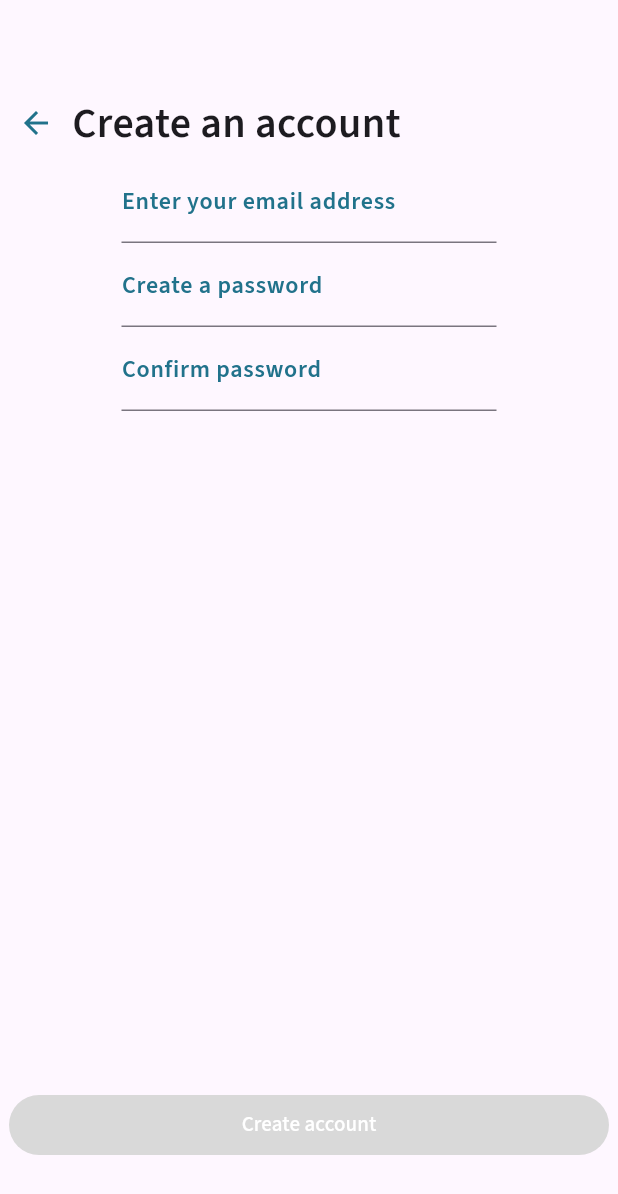
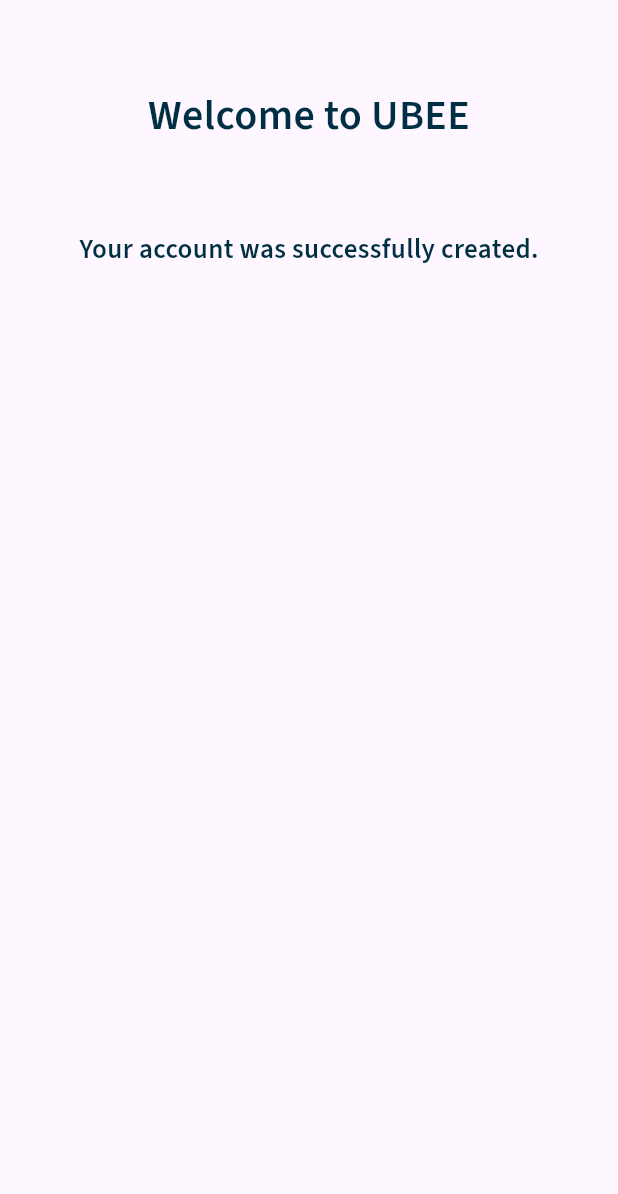
Before and after one commit to Boubakar3mc/ubee_mini, a Flutter app: the screen it shows after launch, on a phone screen of 412 x 824 dp. Shown: the top 1194 px of the screen. Run offline on Flutter 3.47's test engine with Material 3 defaults, Android fonts, the phone set to English and light mode, and no system bars; our stand-ins replace bloc, email_validator, equatable, firebase_auth, firebase_core, flutter_bloc and 1 more; accounts and stored records are empty; generated files the repository leaves out were written again.

Commit message:
Correction of bad code, Creation of welcome page, Navigation

```diff
--- a/lib/core/utils/constants.dart
+++ b/lib/core/utils/constants.dart
@@ -5,5 +5,6 @@
 const textfieldCheckTime = 600;
 
 const Color themeBlueColor = Color.fromARGB(255, 33, 114, 139);
+const Color themeDarkColor = Color.fromARGB(255, 0, 47, 67);
 const Color themeLightColor = Colors.white;
 const Color themeDisabledButtonColor = Color.fromARGB(255, 217, 217, 217);
--- a/lib/features/authentication/presentation/pages/create_account_view.dart
+++ b/lib/features/authentication/presentation/pages/create_account_view.dart
@@ -2,9 +2,10 @@
 import 'package:flutter_bloc/flutter_bloc.dart';
 import 'package:ubee_mini/core/utils/constants.dart';
 import 'package:ubee_mini/features/authentication/presentation/bloc/authentication_bloc.dart';
-import 'package:ubee_mini/features/authentication/presentation/widget/errorMessage.dart';
-import 'package:ubee_mini/features/authentication/presentation/widget/inputTextField.dart';
+import 'package:ubee_mini/features/authentication/presentation/widget/red_error_message.dart';
+import 'package:ubee_mini/features/authentication/presentation/widget/input_text_field.dart';
 import 'package:ubee_mini/injection_container.dart' as injection;
+import 'package:ubee_mini/core/route/route.dart' as route;
 import 'dart:async';
 
 class CreateAccountView extends StatefulWidget {
@@ -30,8 +31,13 @@
   Widget build(BuildContext context) {
     return BlocProvider(
       create: (context) => injection.sl<AuthenticationBloc>(),
-      child:
-          Scaffold(body: BlocBuilder<AuthenticationBloc, AuthenticationState>(
+      child: Scaffold(
+          body: BlocConsumer<AuthenticationBloc, AuthenticationState>(
+        listener: (context, state) {
+          if (state is AuthenticationUserSuccessfullyCreated) {
+            Navigator.pushNamed(context, route.welcomePage);
+          }
+        },
         builder: (context, state) {
           return Column(
             children: [
@@ -64,8 +70,12 @@
                       emailValidationResetTimer(context);
                     },
                   ),
-                  ErrorMessage('Invalid email adress', condition: state is AuthenticationInvalidEmail ),
-                  ErrorMessage('Email already in use', condition: state is AuthenticationEmailAlreadyInUse),
+                  if (state is AuthenticationInvalidEmail) ...{
+                    const RedErrorMessage('Invalid email adress'),
+                  },
+                  if (state is AuthenticationEmailAlreadyInUse) ...{
+                    const RedErrorMessage('Email already in use'),
+                  },
                 ],
               ),
               Column(
@@ -79,8 +89,14 @@
                     hintText: 'Password',
                     obscureText: true,
                   ),
-                  ErrorMessage("The password must have:\n At least 8 characters \n At least 1 UpperCase character\n At least 1 LowerCase character \n At least 1 number \n At least one Special Char(!@#\$&*~%)", condition: state is AuthenticationInvalidPassword),
-                  ErrorMessage('Weak password. The password must have:\n At least 8 characters \n At least 1 UpperCase character\n At least 1 LowerCase character \n At least 1 number \n At least one Special Char(!@#\$&*~%)',condition:state is AuthenticationWeakPassword),
+                  if (state is AuthenticationInvalidPassword) ...{
+                    const RedErrorMessage(
+                        "The password must have:\n At least 8 characters \n At least 1 UpperCase character\n At least 1 LowerCase character \n At least 1 number \n At least one Special Char(!@#\$&*~%)"),
+                  },
+                  if (state is AuthenticationWeakPassword) ...{
+                    const RedErrorMessage(
+                        "Weak password. The password must have:\n At least 8 characters \n At least 1 UpperCase character\n At least 1 LowerCase character \n At least 1 number \n At least one Special Char(!@#\$&*~%)"),
+                  },
                 ],
               ),
               Column(
@@ -94,7 +110,9 @@
                     },
                     obscureText: true,
                   ),
-                  ErrorMessage("Password doesn't match", condition: state is AuthenticationNotMatchingPassword)
+                  if (state is AuthenticationNotMatchingPassword) ...{
+                    const RedErrorMessage("Password doesn't match"),
+                  },
                 ],
               ),
               const Expanded(child: SizedBox()),
@@ -123,16 +141,18 @@
               const SizedBox(
                 height: 50,
               ),
-              ErrorMessage('Unattended error', condition: state is AuthenticationUnattendedError),
-              ErrorMessage('Operation not allowed', condition: state is AuthenticationOperationNotAllowed),
-              ErrorMessage('Authentication successfull', condition: state is AuthenticationUserSuccessfullyCreated),
+              if (state is AuthenticationUnattendedError) ...{
+                const RedErrorMessage('Unattended error'),
+              },
+              if (state is AuthenticationOperationNotAllowed) ...{
+                const RedErrorMessage('Operation not allowed'),
+              },
             ],
           );
         },
       )),
     );
   }
-
 
   startEmailValidationTimer(BuildContext context) {
     _emailValidationTypingTimer =
--- /dev/null
+++ b/lib/features/authentication/presentation/pages/welcom_to_ubee_view.dart
@@ -0,0 +1,37 @@
+import 'package:flutter/material.dart';
+import 'package:flutter/widgets.dart';
+import 'package:ubee_mini/core/utils/constants.dart';
+
+class WelcomeToUbeeView extends StatefulWidget{
+  const WelcomeToUbeeView({super.key});
+
+  @override
+  State<WelcomeToUbeeView> createState() => _WelcomeToUbeeViewState();
+}
+
+class _WelcomeToUbeeViewState extends State<WelcomeToUbeeView> {
+  @override
+  Widget build(BuildContext context) {
+    return const Scaffold(
+      body: SizedBox.expand(
+        child: Column(
+          crossAxisAlignment: CrossAxisAlignment.center,
+          children: [
+            SizedBox(
+              height: 57,
+            ),
+            Text('Welcome to UBEE',style: TextStyle(color: themeDarkColor,fontSize: 28,fontWeight: FontWeight.w600),),
+            SizedBox(
+              height: 57,
+            ),
+            Text('Your account was successfully created.', style: TextStyle(color:themeDarkColor,fontSize: 18,fontWeight: FontWeight.w600),),
+            SizedBox(
+              height: 94,
+            ),
+
+          ],
+        ),
+      ),
+    );
+  }
+}
--- a/lib/main.dart
+++ b/lib/main.dart
@@ -1,7 +1,9 @@
 import 'package:firebase_core/firebase_core.dart';
 import 'package:flutter/material.dart';
 import 'package:flutter_localizations/flutter_localizations.dart';
+import 'package:ubee_mini/core/route/route.dart';
 import 'package:ubee_mini/features/authentication/presentation/pages/create_account_view.dart';
+import 'package:ubee_mini/features/authentication/presentation/pages/welcom_to_ubee_view.dart';
 import 'package:ubee_mini/firebase_options.dart';
 
 import 'injection_container.dart' as di;
@@ -35,7 +37,8 @@
         Locale('en', ''),
         Locale('fr', ''),
       ],
-      home: const CreateAccountView("Create an account"),
+      home: const WelcomeToUbeeView(),
+      //home: const CreateAccountView("Create an account"),
     );
   }
 }
--- a/pubspec.yaml
+++ b/pubspec.yaml
@@ -34,9 +34,8 @@
   uses-material-design: true
 
   # To add assets to your application, add an assets section, like this:
-  # assets:
-  #   - images/a_dot_burr.jpeg
-  #   - images/a_dot_ham.jpeg
+  assets:
+    - images/account_circle.svg
 
   # An image asset can refer to one or more resolution-specific "variants", see
   # https://flutter.dev/assets-and-images/#resolution-aware
```
Also changed, not shown: lib/core/route/route.dart (+16 -0 lines), lib/features/authentication/presentation/widget/errorMessage.dart (deleted, +0 -26 lines), lib/features/authentication/presentation/widget/red_error_message.dart (added, +18 -0 lines), images/account_circle.svg (added), lib/features/authentication/presentation/widget/input_text_field.dart (renamed from lib/features/authentication/presentation/widget/inputTextField.dart).
